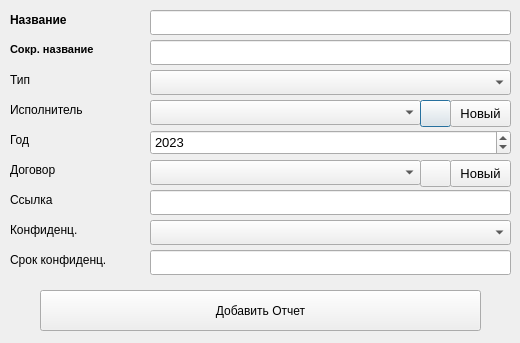
This is geo_dm_add_report_dialog.ui in stepanosokin/geo_dm as Qt 5 draws it before an edit. The edited form follows.
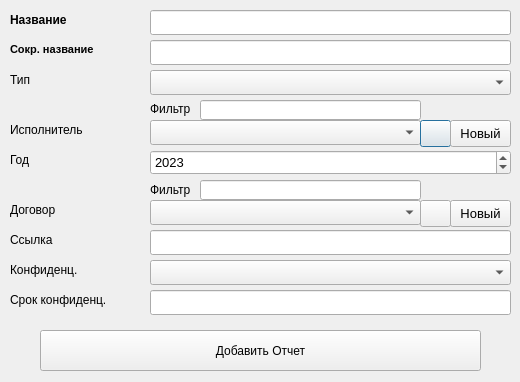
This is the edited form.

```diff
--- a/geo_dm_add_report_dialog.ui
+++ b/geo_dm_add_report_dialog.ui
@@ -7,7 +7,7 @@
     <x>0</x>
     <y>0</y>
     <width>520</width>
-    <height>343</height>
+    <height>382</height>
    </rect>
   </property>
   <property name="windowTitle">
@@ -36,7 +36,7 @@
    <property name="geometry">
     <rect>
      <x>10</x>
-     <y>100</y>
+     <y>120</y>
      <width>131</width>
      <height>19</height>
     </rect>
@@ -55,7 +55,7 @@
    <property name="geometry">
     <rect>
      <x>10</x>
-     <y>130</y>
+     <y>150</y>
      <width>131</width>
      <height>19</height>
     </rect>
@@ -88,7 +88,7 @@
    <property name="geometry">
     <rect>
      <x>10</x>
-     <y>190</y>
+     <y>230</y>
      <width>131</width>
      <height>19</height>
     </rect>
@@ -101,7 +101,7 @@
    <property name="geometry">
     <rect>
      <x>10</x>
-     <y>220</y>
+     <y>260</y>
      <width>131</width>
      <height>19</height>
     </rect>
@@ -114,7 +114,7 @@
    <property name="geometry">
     <rect>
      <x>10</x>
-     <y>250</y>
+     <y>290</y>
      <width>131</width>
      <height>19</height>
     </rect>
@@ -185,7 +185,7 @@
    <property name="geometry">
     <rect>
      <x>150</x>
-     <y>100</y>
+     <y>120</y>
      <width>271</width>
      <height>25</height>
     </rect>
@@ -200,7 +200,7 @@
    <property name="geometry">
     <rect>
      <x>420</x>
-     <y>100</y>
+     <y>120</y>
      <width>31</width>
      <height>27</height>
     </rect>
@@ -213,7 +213,7 @@
    <property name="geometry">
     <rect>
      <x>450</x>
-     <y>100</y>
+     <y>120</y>
      <width>61</width>
      <height>27</height>
     </rect>
@@ -231,7 +231,7 @@
    <property name="geometry">
     <rect>
      <x>150</x>
-     <y>130</y>
+     <y>150</y>
      <width>361</width>
      <height>25</height>
     </rect>
@@ -255,7 +255,7 @@
    <property name="geometry">
     <rect>
      <x>150</x>
-     <y>190</y>
+     <y>230</y>
      <width>361</width>
      <height>25</height>
     </rect>
@@ -270,7 +270,7 @@
    <property name="geometry">
     <rect>
      <x>150</x>
-     <y>220</y>
+     <y>260</y>
      <width>361</width>
      <height>25</height>
     </rect>
@@ -285,7 +285,7 @@
    <property name="geometry">
     <rect>
      <x>150</x>
-     <y>250</y>
+     <y>290</y>
      <width>361</width>
      <height>25</height>
     </rect>
@@ -300,7 +300,7 @@
    <property name="geometry">
     <rect>
      <x>40</x>
-     <y>290</y>
+     <y>330</y>
      <width>441</width>
      <height>41</height>
     </rect>
@@ -313,7 +313,7 @@
    <property name="geometry">
     <rect>
      <x>10</x>
-     <y>160</y>
+     <y>200</y>
      <width>131</width>
      <height>19</height>
     </rect>
@@ -326,7 +326,7 @@
    <property name="geometry">
     <rect>
      <x>150</x>
-     <y>160</y>
+     <y>200</y>
      <width>271</width>
      <height>25</height>
     </rect>
@@ -341,7 +341,7 @@
    <property name="geometry">
     <rect>
      <x>420</x>
-     <y>160</y>
+     <y>200</y>
      <width>31</width>
      <height>27</height>
     </rect>
@@ -354,7 +354,7 @@
    <property name="geometry">
     <rect>
      <x>450</x>
-     <y>160</y>
+     <y>200</y>
      <width>61</width>
      <height>27</height>
     </rect>
@@ -368,6 +368,52 @@
     <string>Новый</string>
    </property>
   </widget>
+  <widget class="QLabel" name="reportCompanyFilterLabel">
+   <property name="geometry">
+    <rect>
+     <x>150</x>
+     <y>99</y>
+     <width>47</width>
+     <height>20</height>
+    </rect>
+   </property>
+   <property name="text">
+    <string>Фильтр</string>
+   </property>
+  </widget>
+  <widget class="QLineEdit" name="reportCompanyFilterLineEdit">
+   <property name="geometry">
+    <rect>
+     <x>200</x>
+     <y>100</y>
+     <width>221</width>
+     <height>20</height>
+    </rect>
+   </property>
+  </widget>
+  <widget class="QLabel" name="reportContractFilterLabel">
+   <property name="geometry">
+    <rect>
+     <x>150</x>
+     <y>180</y>
+     <width>47</width>
+     <height>20</height>
+    </rect>
+   </property>
+   <property name="text">
+    <string>Фильтр</string>
+   </property>
+  </widget>
+  <widget class="QLineEdit" name="reportContractFilterLineEdit">
+   <property name="geometry">
+    <rect>
+     <x>200</x>
+     <y>180</y>
+     <width>221</width>
+     <height>20</height>
+    </rect>
+   </property>
+  </widget>
  </widget>
  <resources/>
  <connections/>
```
